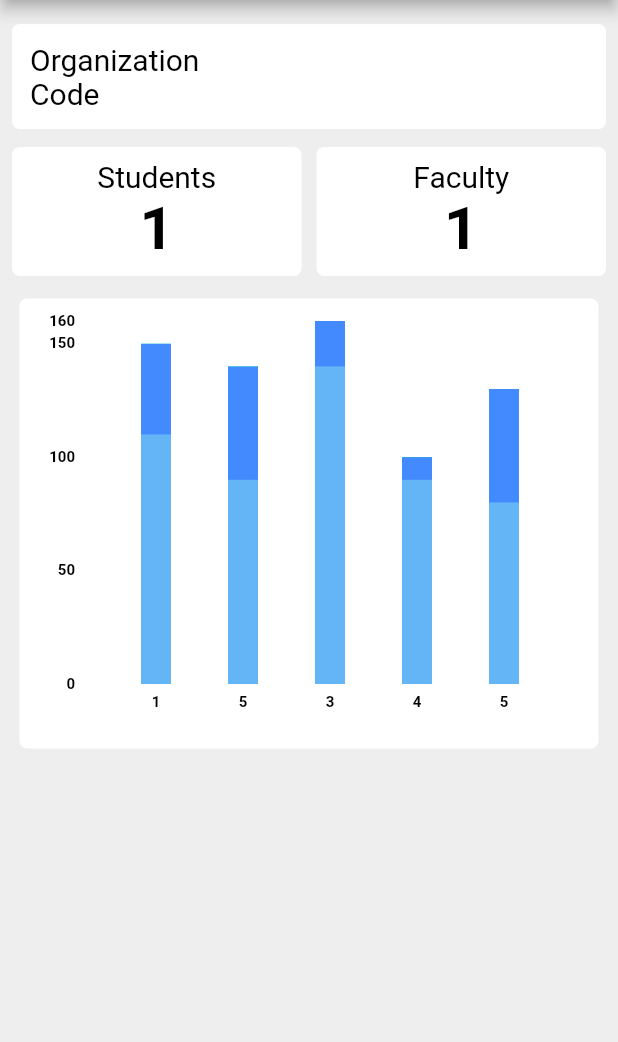
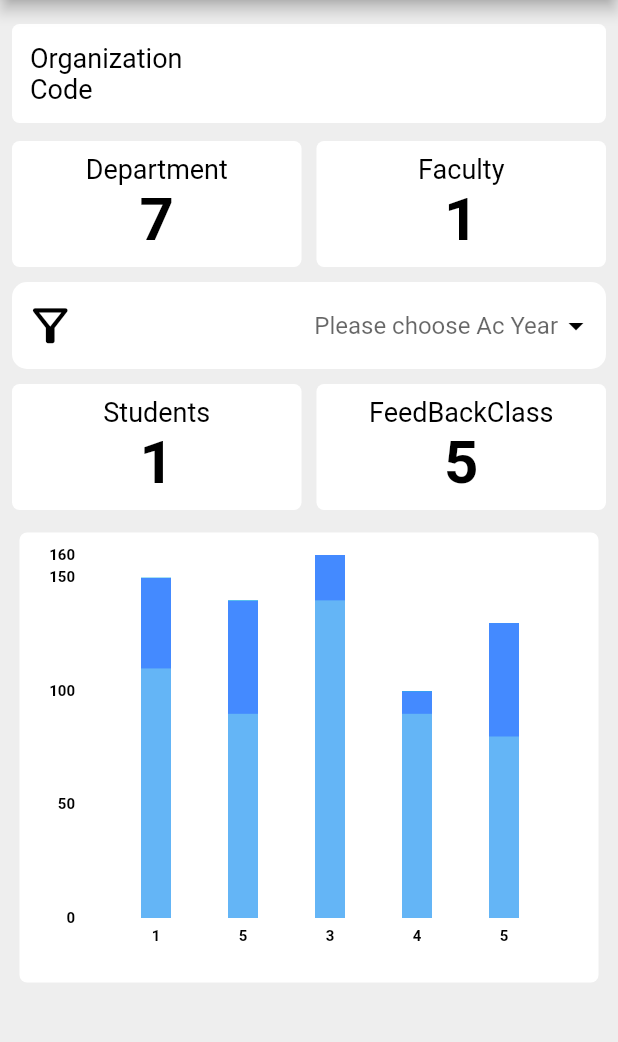
Before and after one commit to ishitgami/Online-Student-Feedback-System, a Flutter app: the AdminScreen screen opened by its route, on a phone screen of 412 x 824 dp, the part 84-1126 px from its top. Run offline on Flutter 3.47's test engine with Material 2 defaults, Android fonts, the phone set to English and light mode, and no system bars; drawn by our look-alikes of fl_chart; our stand-ins replace cloud_firestore, double_back_to_close, firebase_auth, firebase_core, flutter_rating_bar, font_awesome_flutter and 4 more; missing offline and left inert: flutter_full_pdf_viewer; accounts and stored records are empty.

Commit message:
Upadte UI of Admin Dashbord

```diff
--- a/lib/admin/AdminDashbord.dart
+++ b/lib/admin/AdminDashbord.dart
@@ -20,7 +20,13 @@ class _AdminScreenState extends State<AdminScreen> {
   var orgCode;
   var studentTotal;
   var facultyTotal;
-
+  List<String> _locations = [
+    '2018-2022',
+    '2019-2023',
+    '2020-2024',
+    '2021-2025'
+  ]; // Option 2
+  String _selectedLocation; // Option 2
   @override
   Widget build(BuildContext context) {
     adminModel = Provider.of<AdminModel>(context);
@@ -104,11 +110,14 @@ class _AdminScreenState extends State<AdminScreen> {
                           child: Column(
                             children: [
                               Text(
-                                'Students',
-                                style: orgHeadingTextStyle,
+                                'Department',
+                                style: TextStyle(
+                                  color: Colors.black,
+                                  fontSize: 18,
+                                ),
                               ),
                               Text(
-                                 studentTotal == null ? '0' : studentTotal.toString(),
+                                '7',
                                 style: containerHeadingStyle,
                               ),
                             ],
@@ -128,10 +137,102 @@ class _AdminScreenState extends State<AdminScreen> {
                             children: [
                               Text(
                                 'Faculty',
-                                style:orgHeadingTextStyle,
+                                style: orgHeadingTextStyle,
                               ),
                               Text(
-                                 facultyTotal == null ? '0' : facultyTotal.toString(),
+                                facultyTotal == null
+                                    ? '0'
+                                    : facultyTotal.toString(),
+                                style: containerHeadingStyle,
+                              ),
+                            ],
+                          ),
+                        ),
+                      ),
+                    ),
+                  ],
+                ),
+                SizedBox(
+                  height: 10,
+                ),
+                Container(
+                  padding: EdgeInsets.symmetric(horizontal: 8, vertical: 5),
+                  decoration: BoxDecoration(
+                      color: Colors.white,
+                      borderRadius: BorderRadius.circular(10)),
+                  child: Row(
+                    children: [
+                       Icon(
+                  Icons.filter_alt_outlined,
+                  size: 35,
+                  color: Colors.black,
+                ),
+                Spacer(),
+                      DropdownButtonHideUnderline(
+                        child: DropdownButton(
+                          iconEnabledColor: Colors.black,
+                          hint: Text(
+                              'Please choose Ac Year'), // Not necessary for Option 1
+                          value: _selectedLocation,
+                          onChanged: (newValue) {
+                            setState(() {
+                              _selectedLocation = newValue;
+                            });
+                          },
+                          items: _locations.map((location) {
+                            return DropdownMenuItem(
+                              child: new Text(location),
+                              value: location,
+                            );
+                          }).toList(),
+                        ),
+                      ),
+                    ],
+                  ),
+                ),
+                SizedBox(
+                  height: 10,
+                ),
+                Row(
+                  children: [
+                    Expanded(
+                      child: Container(
+                        decoration: containerDecoration,
+                        child: Padding(
+                          padding: const EdgeInsets.all(8.0),
+                          child: Column(
+                            children: [
+                              Text(
+                                'Students',
+                                style: orgHeadingTextStyle,
+                              ),
+                              Text(
+                                studentTotal == null
+                                    ? '0'
+                                    : studentTotal.toString(),
+                                style: containerHeadingStyle,
+                              ),
+                            ],
+                          ),
+                        ),
+                      ),
+                    ),
+                    SizedBox(
+                      width: 10.0,
+                    ),
+                    Expanded(
+                      child: Container(
+                        decoration: containerDecoration,
+                        child: Padding(
+                          padding: const EdgeInsets.all(8.0),
+                          child: Column(
+                            children: [
+                              Text(
+                                'FeedBackClass',
+                                style: orgHeadingTextStyle,
+                              ),
+                              Text(
+                                '5',
                                 style: containerHeadingStyle,
                               ),
                             ],
--- a/lib/constant.dart
+++ b/lib/constant.dart
@@ -12,7 +12,8 @@ const orgDataTextStyle =
 
 const orgHeadingTextStyle = TextStyle(
   color: Colors.black,
-  fontSize: 20,
+  fontSize: 18,
+  fontWeight: FontWeight.w400
 );
 
 const containerHeadingStyle =
```
